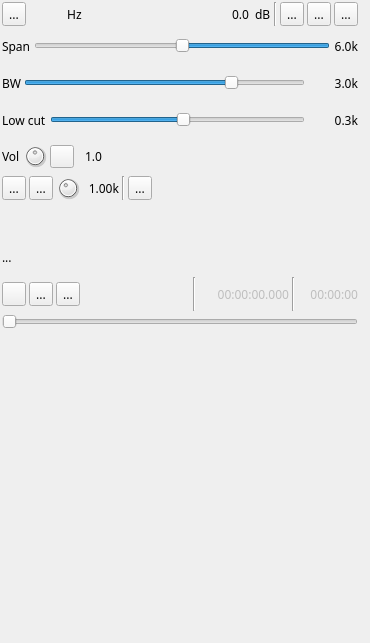
First picture: the form in plugins/channeltx/modssb/ssbmodgui.ui, repository f4exb/sdrangel, before the edit.
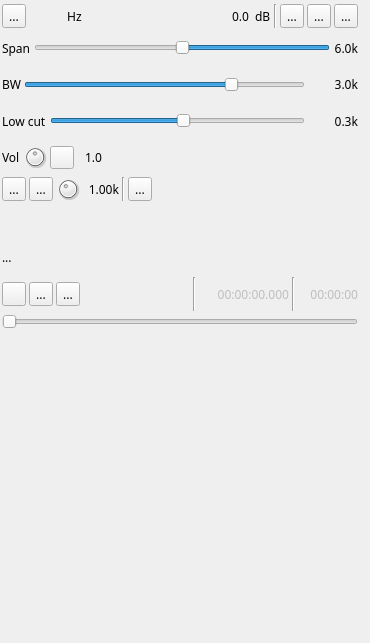
Second picture: the form after the edit. Icons and pictures are not drawn. Custom widgets are drawn as their Qt base class.

What changed in the file:
```diff
--- a/plugins/channeltx/modssb/ssbmodgui.ui
+++ b/plugins/channeltx/modssb/ssbmodgui.ui
@@ -58,6 +58,9 @@
     </property>
     <item>
      <layout class="QHBoxLayout" name="deltaFreqPowLayout">
+      <property name="topMargin">
+       <number>2</number>
+      </property>
       <item>
        <layout class="QHBoxLayout" name="deltaFrequencyLayout">
         <item>
@@ -95,7 +98,7 @@
           </property>
           <property name="font">
            <font>
-            <family>Monospace</family>
+            <family>DejaVu Sans Mono</family>
             <pointsize>12</pointsize>
            </font>
           </property>
```
Left out of the diff: 24 changed lines with no effect on the pictures.
